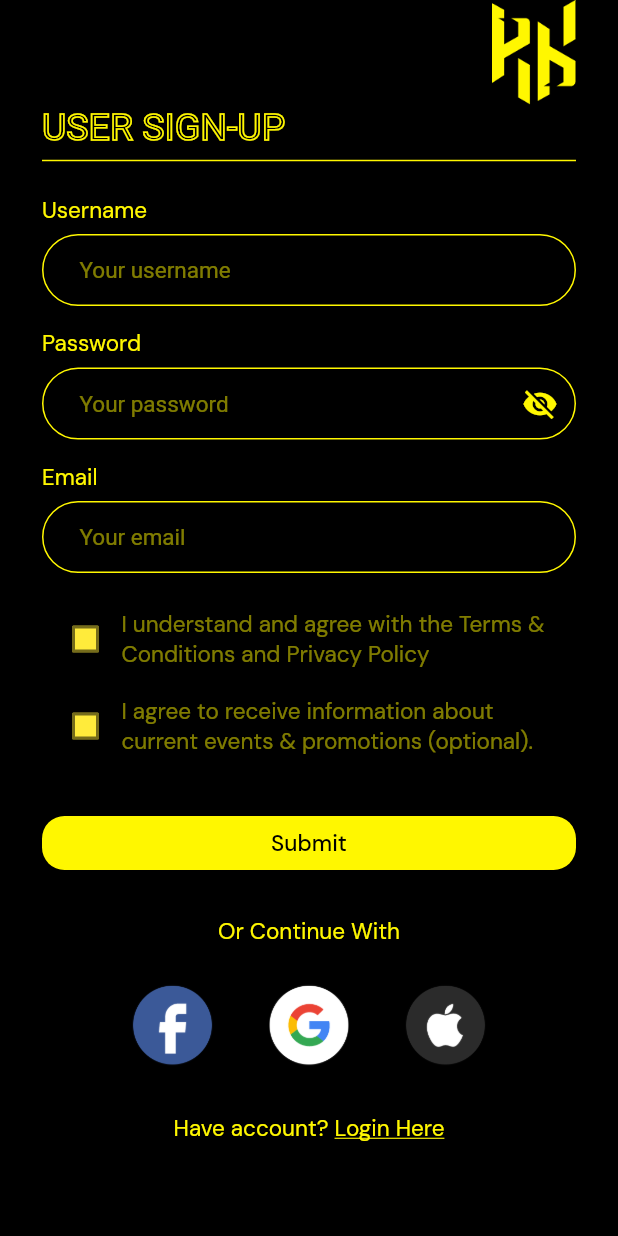
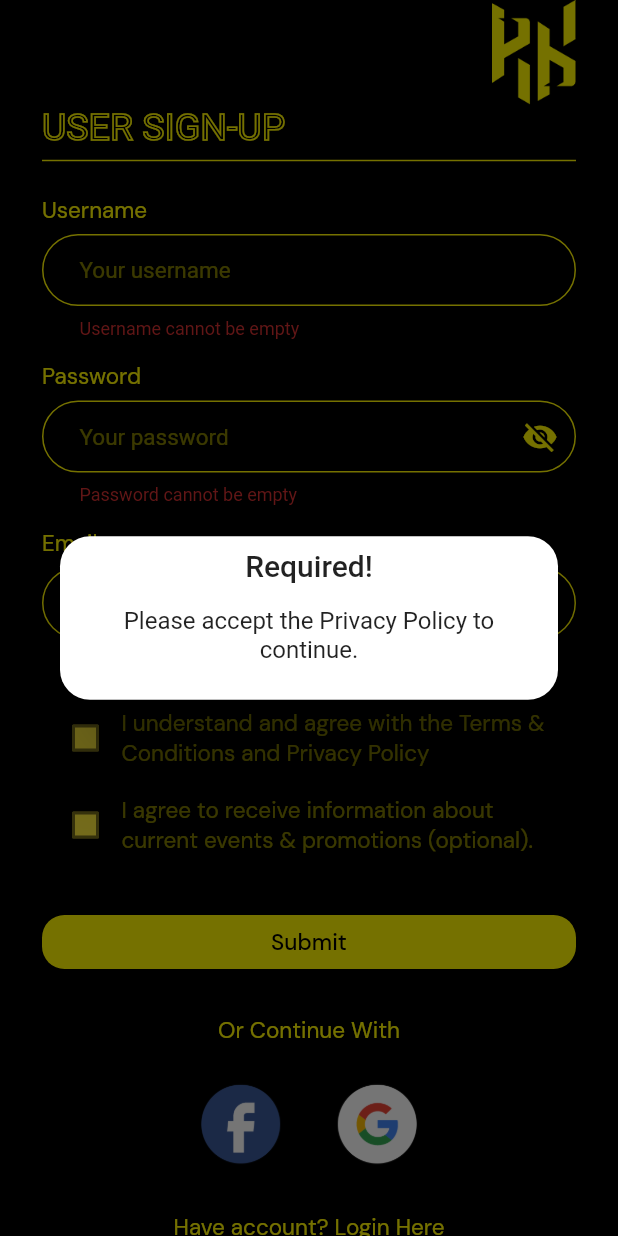
Before and after one commit to haziqkamel/paintball_my_community, a Flutter app: the SignUpView screen opened directly, after a tap on "Submit", on a phone screen of 412 x 824 dp. Run offline on Flutter 3.47's test engine with Material 2 defaults, Android fonts, the phone set to English and light mode, and no system bars; our stand-ins replace get, google_fonts; statements that could not run were skipped.

Commit message:
Implement sign up view logic

```diff
--- a/lib/controllers/login_controller.dart
+++ b/lib/controllers/login_controller.dart
@@ -1,6 +1,7 @@
 import 'package:flutter/material.dart';
 import 'package:flutter/widgets.dart';
 import 'package:get/get.dart';
+import 'package:paintball_app/routes/route_path.dart';
 import 'package:paintball_app/utils/app_utils.dart';
 
 class LoginController extends GetxController {
@@ -37,7 +38,7 @@ class LoginController extends GetxController {
     if (globalKey.currentState!.validate()) {
       print('Okay!');
       //TODO: Firebase Authentication
-      Get.offAndToNamed('home');
+      Get.offAndToNamed(HOME);
     } else {
       AppUtils.showSnackBar('Invalid form!');
     }
--- a/lib/controllers/signup_controller.dart
+++ b/lib/controllers/signup_controller.dart
@@ -1,9 +1,41 @@
+import 'package:flutter/material.dart';
 import 'package:get/get.dart';
+import 'package:paintball_app/utils/app_utils.dart';
 
 class SignUpController extends GetxController {
   RxBool isObscure = false.obs;
   RxBool isPdpaChecked = false.obs;
   RxBool isPromotionalChecked = false.obs;
+  late TextEditingController usernameController;
+  late TextEditingController passwordController;
+  late TextEditingController emailController;
+  late FocusNode userNode;
+  late FocusNode passwordNode;
+  late FocusNode emailNode;
+
+  final GlobalKey<FormState> formState = GlobalKey<FormState>();
+
+  @override
+  void onInit() {
+    usernameController = TextEditingController();
+    passwordController = TextEditingController();
+    emailController = TextEditingController();
+    userNode = FocusNode();
+    passwordNode = FocusNode();
+    emailNode = FocusNode();
+    super.onInit();
+  }
+
+  @override
+  void dispose() {
+    usernameController.dispose();
+    passwordController.dispose();
+    emailController.dispose();
+    userNode.dispose();
+    passwordNode.dispose();
+    emailNode.dispose();
+    super.dispose();
+  }
 
   onObscurePressed() {
     isObscure.value = !isObscure.value;
@@ -16,4 +48,23 @@ class SignUpController extends GetxController {
   onPromotionalPressed(bool isChecked) {
     isPromotionalChecked.value = isChecked;
   }
+
+  onSubmit() {
+    FocusScope.of(Get.context!).unfocus();
+    if (formState.currentState!.validate() && isPdpaChecked.value) {
+      print('Okay to navigate!');
+      //TODO: Firebase Authentication
+    } else if (!isPdpaChecked.value) {
+      Get.defaultDialog(
+        title: 'Required!',
+        contentPadding: const EdgeInsets.all(8),
+        content: const Text(
+          'Please accept the Privacy Policy to continue.',
+          textAlign: TextAlign.center,
+        ),
+      );
+    } else {
+      AppUtils.showSnackBar('Invalid Form');
+    }
+  }
 }
--- a/lib/utils/app_utils.dart
+++ b/lib/utils/app_utils.dart
@@ -4,9 +4,8 @@ import 'package:get/get.dart';
 import '../constants/color.dart';
 
 class AppUtils {
-
   static showSnackBar(String text) {
-    ScaffoldMessenger.of(Get.context!).showSnackBar( SnackBar(
+    ScaffoldMessenger.of(Get.context!).showSnackBar(SnackBar(
       backgroundColor: yellow,
       content: Text(
         text,
@@ -16,7 +15,8 @@ class AppUtils {
     ));
   }
 
-    static String? usernameValidator(String? text, TextEditingController controller) {
+  static String? usernameValidator(
+      String? text, TextEditingController controller) {
     if (controller.text.isEmpty) {
       return 'Username cannot be empty';
     } else if (controller.text.contains(RegExp(r'[0-9]'))) {
@@ -27,7 +27,8 @@ class AppUtils {
     return null;
   }
 
-  static String? passwordValidator(String? text, TextEditingController controller) {
+  static String? passwordValidator(
+      String? text, TextEditingController controller) {
     final passwordRegex =
         RegExp(r'^(?=.*\d)(?=.*[a-z])(?=.*[A-Z])(?=.*[a-zA-Z]).{8,}$');
     if (controller.text.isEmpty) {
@@ -40,8 +41,18 @@ class AppUtils {
     return null;
   }
 
+  static String? emailValidator(
+      String? text, TextEditingController controller) {
+    final emailRegex = RegExp(r'^[\w-\.]+@([\w-]+\.)+[\w-]{2,4}$');
+    if (controller.text.isEmpty) {
+      return 'Email cannot be empty';
+    } else if (!emailRegex.hasMatch(controller.text)) {
+      return 'Invalid email!';
+    }
+    return null;
+  }
+
   static void changeFocusNode(
           {required BuildContext context, required FocusNode node}) =>
       FocusScope.of(context).requestFocus(node);
-
 }
--- a/lib/views/sign_up_view.dart
+++ b/lib/views/sign_up_view.dart
@@ -1,7 +1,10 @@
+import 'dart:io';
+
 import 'package:flutter/material.dart';
 import 'package:get/get.dart';
 import 'package:google_fonts/google_fonts.dart';
 import 'package:paintball_app/controllers/signup_controller.dart';
+import 'package:paintball_app/utils/app_utils.dart';
 
 import '../constants/color.dart';
 import '../widgets/app_logo_widget.dart';
@@ -39,7 +42,21 @@ class SignUpView extends StatelessWidget {
                     thickness: 1,
                     color: yellow,
                   ),
-                  Padding(
+                  buildFormSignUp(context),
+                  const SizedBox(height: 20)
+                ],
+              ),
+            ),
+          ),
+        ),
+      ),
+    );
+  }
+
+  Widget buildFormSignUp(BuildContext context) {
+    return Form(
+      key: _controller.formState,
+      child: Padding(
         padding: const EdgeInsets.symmetric(vertical: 15),
         child: Column(
           crossAxisAlignment: CrossAxisAlignment.start,
@@ -48,8 +65,14 @@ class SignUpView extends StatelessWidget {
               labelText: 'Username',
               fontSize: 15,
             ),
-                        const CustomTextFormField(
+            CustomTextFormField(
               hintText: 'Your username',
+              controller: _controller.usernameController,
+              focusNode: _controller.userNode,
+              onFieldSubmitted: (_) => AppUtils.changeFocusNode(
+                  context: context, node: _controller.passwordNode),
+              validator: (val) => AppUtils.usernameValidator(
+                  val, _controller.usernameController),
             ),
             const SizedBox(height: 15),
             const LabelTextWidget(
@@ -59,6 +82,12 @@ class SignUpView extends StatelessWidget {
             Obx(
               () => CustomTextFormField(
                 hintText: 'Your password',
+                controller: _controller.passwordController,
+                focusNode: _controller.passwordNode,
+                onFieldSubmitted: (_) => AppUtils.changeFocusNode(
+                    context: context, node: _controller.emailNode),
+                validator: (val) => AppUtils.passwordValidator(
+                    val, _controller.passwordController),
                 textObscure: !_controller.isObscure.value,
                 suffixIcon: Obx(
                   () => IconButton(
@@ -79,66 +108,21 @@ class SignUpView extends StatelessWidget {
               labelText: 'Email',
               fontSize: 15,
             ),
-                        const CustomTextFormField(
+            CustomTextFormField(
               hintText: 'Your email',
+              controller: _controller.emailController,
+              focusNode: _controller.emailNode,
+              validator: (val) =>
+                  AppUtils.emailValidator(val, _controller.emailController),
             ),
-                        Padding(
-                          padding: const EdgeInsets.only(
-                              top: 20, left: 5, right: 5, bottom: 5),
-                          child: Row(
-                            children: [
-                              Obx(
-                                () => Checkbox(
-                                  value: _controller.isPdpaChecked.value,
-                                  onChanged: (val) =>
-                                      _controller.onPdpaPressed(val ?? false),
-                                  checkColor: yellow,
-                                  fillColor:
-                                      MaterialStateProperty.all(Colors.yellow),
-                                ),
-                              ),
-                              Expanded(
-                                child: Text(
-                                  'I understand and agree with the Terms & Conditions and Privacy Policy',
-                                  style: GoogleFonts.dmSans(
-                                      fontSize: 15,
-                                      color: yellow.withOpacity(0.5)),
-                                ),
-                              ),
-                            ],
-                          ),
-                        ),
-                        Padding(
-                          padding: const EdgeInsets.all(5),
-                          child: Row(
-                            children: [
-                              Obx(
-                                () => Checkbox(
-                                  value: _controller.isPromotionalChecked.value,
-                                  onChanged: (val) => _controller
-                                      .onPromotionalPressed(val ?? false),
-                                  checkColor: yellow,
-                                  fillColor:
-                                      MaterialStateProperty.all(Colors.yellow),
-                                ),
-                              ),
-                              Expanded(
-                                child: Text(
-                                  'I agree to receive information about current events & promotions (optional).',
-                                  style: GoogleFonts.dmSans(
-                                      fontSize: 15,
-                                      color: yellow.withOpacity(0.5)),
-                                ),
-                              ),
-                            ],
-                          ),
-                        ),
+            buildPrivacyPolicy(),
+            buildEventsAndPromotions(),
             Padding(
               padding: const EdgeInsets.symmetric(vertical: 25),
               child: SizedBox(
                 width: double.infinity,
                 child: ElevatedButton(
-                              onPressed: () {},
+                  onPressed: _controller.onSubmit,
                   style: ElevatedButton.styleFrom(
                     shape: const RoundedRectangleBorder(
                       borderRadius: BorderRadius.all(
@@ -153,28 +137,67 @@ class SignUpView extends StatelessWidget {
                 ),
               ),
             ),
-                        Center(
-                          child: Text(
-                            'Or Continue With',
-                            style:
-                                GoogleFonts.dmSans(fontSize: 15, color: yellow),
-                          ),
-                        ),
-                        Padding(
-                          padding: const EdgeInsets.symmetric(vertical: 20),
-                          child: SizedBox(
-                            width: double.infinity,
-                            child: Row(
-                              mainAxisAlignment: MainAxisAlignment.center,
-                              children: [
-                                buildLoginIcon('assets/logo/fb_logo3x.png'),
-                                buildLoginIcon('assets/logo/google_logo3x.png'),
-                                buildLoginIcon('assets/logo/apple_logo3x.png'),
+            buildLoginWithSocialMedia(),
+            buildHaveAccount()
           ],
         ),
       ),
+    );
+  }
+
+  Widget buildPrivacyPolicy() {
+    return Padding(
+      padding: const EdgeInsets.only(top: 20, left: 5, right: 5, bottom: 5),
+      child: Row(
+        children: [
+          Obx(
+            () => Checkbox(
+              value: _controller.isPdpaChecked.value,
+              onChanged: (val) => _controller.onPdpaPressed(val ?? false),
+              checkColor: yellow,
+              fillColor: MaterialStateProperty.all(Colors.yellow),
             ),
-                        InkWell(
+          ),
+          Expanded(
+            child: Text(
+              'I understand and agree with the Terms & Conditions and Privacy Policy',
+              style: GoogleFonts.dmSans(
+                  fontSize: 15, color: yellow.withOpacity(0.5)),
+            ),
+          ),
+        ],
+      ),
+    );
+  }
+
+  Widget buildEventsAndPromotions() {
+    return Padding(
+      padding: const EdgeInsets.all(5),
+      child: Row(
+        children: [
+          Obx(
+            () => Checkbox(
+              value: _controller.isPromotionalChecked.value,
+              onChanged: (val) =>
+                  _controller.onPromotionalPressed(val ?? false),
+              checkColor: yellow,
+              fillColor: MaterialStateProperty.all(Colors.yellow),
+            ),
+          ),
+          Expanded(
+            child: Text(
+              'I agree to receive information about current events & promotions (optional).',
+              style: GoogleFonts.dmSans(
+                  fontSize: 15, color: yellow.withOpacity(0.5)),
+            ),
+          ),
+        ],
+      ),
+    );
+  }
+
+  Widget buildHaveAccount() {
+    return InkWell(
       onTap: () => Get.back(),
       child: Row(
         mainAxisAlignment: MainAxisAlignment.center,
@@ -193,17 +216,34 @@ class SignUpView extends StatelessWidget {
                   decoration: TextDecoration.underline)),
         ],
       ),
-                        )
-                      ],
+    );
+  }
+
+  Widget buildLoginWithSocialMedia() {
+    return Column(
+      children: [
+        Center(
+          child: Text(
+            'Or Continue With',
+            style: GoogleFonts.dmSans(fontSize: 15, color: yellow),
           ),
         ),
-                  const SizedBox(height: 20)
+        Padding(
+          padding: const EdgeInsets.symmetric(vertical: 20),
+          child: SizedBox(
+            width: double.infinity,
+            child: Row(
+              mainAxisAlignment: MainAxisAlignment.center,
+              children: [
+                buildLoginIcon('assets/logo/fb_logo3x.png'),
+                buildLoginIcon('assets/logo/google_logo3x.png'),
+                if (Platform.isIOS)
+                  buildLoginIcon('assets/logo/apple_logo3x.png'),
               ],
             ),
           ),
         ),
-        ),
-      ),
+      ],
     );
   }
 
```
Lines whose indentation alone changed are shown as unchanged.
